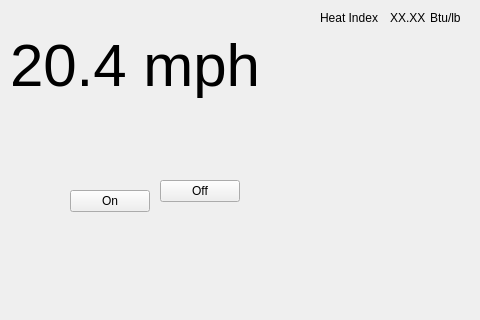
Above: mainwindow.ui from mjteter/wthrStatQt before the change. Below: the same form after it.
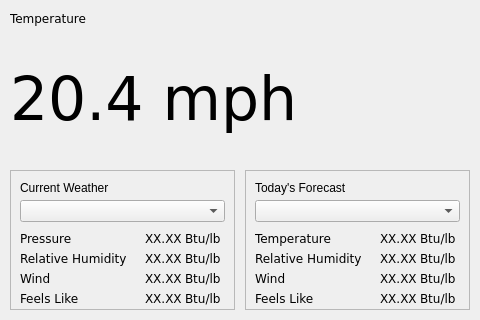
That is the form after the change. The open tabs and pages were chosen to show the change.

Commit message: 12/20/16, sloppy swipe functionality, restructured main page, radar up

Patch:
```diff
--- a/mainwindow.ui
+++ b/mainwindow.ui
@@ -22,6 +22,43 @@
     <height>320</height>
    </size>
   </property>
+  <property name="palette">
+   <palette>
+    <active>
+     <colorrole role="Light">
+      <brush brushstyle="SolidPattern">
+       <color alpha="255">
+        <red>0</red>
+        <green>0</green>
+        <blue>0</blue>
+       </color>
+      </brush>
+     </colorrole>
+    </active>
+    <inactive>
+     <colorrole role="Light">
+      <brush brushstyle="SolidPattern">
+       <color alpha="255">
+        <red>0</red>
+        <green>0</green>
+        <blue>0</blue>
+       </color>
+      </brush>
+     </colorrole>
+    </inactive>
+    <disabled>
+     <colorrole role="Light">
+      <brush brushstyle="SolidPattern">
+       <color alpha="255">
+        <red>0</red>
+        <green>0</green>
+        <blue>0</blue>
+       </color>
+      </brush>
+     </colorrole>
+    </disabled>
+   </palette>
+  </property>
   <property name="cursor">
    <cursorShape>BlankCursor</cursorShape>
   </property>
@@ -32,109 +69,816 @@
    <string notr="true"/>
   </property>
   <widget class="QWidget" name="centralWidget">
-   <widget class="QPushButton" name="btnOn">
+   <widget class="QStackedWidget" name="stkMain">
     <property name="geometry">
      <rect>
-      <x>70</x>
-      <y>190</y>
-      <width>80</width>
-      <height>22</height>
-     </rect>
-    </property>
-    <property name="text">
-     <string>On</string>
-    </property>
-   </widget>
-   <widget class="QPushButton" name="btnOff">
-    <property name="geometry">
-     <rect>
-      <x>160</x>
-      <y>180</y>
-      <width>80</width>
-      <height>22</height>
-     </rect>
-    </property>
-    <property name="text">
-     <string>Off</string>
-    </property>
-   </widget>
-   <widget class="QLabel" name="lblCurNm1">
-    <property name="geometry">
-     <rect>
-      <x>320</x>
-      <y>10</y>
-      <width>70</width>
-      <height>16</height>
+      <x>0</x>
+      <y>0</y>
+      <width>481</width>
+      <height>321</height>
      </rect>
     </property>
     <property name="minimumSize">
      <size>
-      <width>0</width>
+      <width>481</width>
       <height>0</height>
      </size>
     </property>
-    <property name="text">
-     <string>Heat Index</string>
-    </property>
-   </widget>
-   <widget class="QLabel" name="lblCurBig">
-    <property name="geometry">
-     <rect>
-      <x>10</x>
-      <y>10</y>
-      <width>300</width>
-      <height>110</height>
-     </rect>
-    </property>
-    <property name="font">
-     <font>
-      <pointsize>45</pointsize>
-     </font>
-    </property>
     <property name="cursor">
      <cursorShape>BlankCursor</cursorShape>
     </property>
     <property name="mouseTracking">
      <bool>false</bool>
     </property>
-    <property name="autoFillBackground">
-     <bool>false</bool>
-    </property>
-    <property name="styleSheet">
-     <string notr="true"/>
-    </property>
-    <property name="text">
-     <string>20.4 mph</string>
-    </property>
-    <property name="scaledContents">
-     <bool>true</bool>
-    </property>
-   </widget>
-   <widget class="QLabel" name="lblCurData1">
-    <property name="geometry">
-     <rect>
-      <x>390</x>
-      <y>10</y>
-      <width>40</width>
-      <height>16</height>
-     </rect>
-    </property>
-    <property name="text">
-     <string>XX.XX</string>
-    </property>
-   </widget>
-   <widget class="QLabel" name="lblCurUnit1">
-    <property name="geometry">
-     <rect>
-      <x>430</x>
-      <y>10</y>
-      <width>40</width>
-      <height>16</height>
-     </rect>
-    </property>
-    <property name="text">
-     <string>Btu/lb</string>
-    </property>
+    <widget class="QWidget" name="stkPgCur">
+     <widget class="QLabel" name="lblCurDataBig">
+      <property name="geometry">
+       <rect>
+        <x>10</x>
+        <y>39</y>
+        <width>300</width>
+        <height>121</height>
+       </rect>
+      </property>
+      <property name="font">
+       <font>
+        <family>DejaVu Sans</family>
+        <pointsize>45</pointsize>
+       </font>
+      </property>
+      <property name="cursor">
+       <cursorShape>BlankCursor</cursorShape>
+      </property>
+      <property name="mouseTracking">
+       <bool>false</bool>
+      </property>
+      <property name="autoFillBackground">
+       <bool>false</bool>
+      </property>
+      <property name="styleSheet">
+       <string notr="true"/>
+      </property>
+      <property name="text">
+       <string>20.4 mph</string>
+      </property>
+      <property name="scaledContents">
+       <bool>true</bool>
+      </property>
+     </widget>
+     <widget class="QFrame" name="frame">
+      <property name="geometry">
+       <rect>
+        <x>245</x>
+        <y>170</y>
+        <width>225</width>
+        <height>140</height>
+       </rect>
+      </property>
+      <property name="frameShape">
+       <enum>QFrame::StyledPanel</enum>
+      </property>
+      <property name="frameShadow">
+       <enum>QFrame::Raised</enum>
+      </property>
+      <widget class="QComboBox" name="cbxForDataStat">
+       <property name="geometry">
+        <rect>
+         <x>10</x>
+         <y>30</y>
+         <width>205</width>
+         <height>22</height>
+        </rect>
+       </property>
+       <property name="cursor">
+        <cursorShape>BlankCursor</cursorShape>
+       </property>
+       <property name="currentText">
+        <string/>
+       </property>
+      </widget>
+      <widget class="QLabel" name="label_8">
+       <property name="geometry">
+        <rect>
+         <x>10</x>
+         <y>10</y>
+         <width>121</width>
+         <height>16</height>
+        </rect>
+       </property>
+       <property name="text">
+        <string>Today's Forecast</string>
+       </property>
+      </widget>
+      <widget class="QLabel" name="lblCurNm1_2">
+       <property name="geometry">
+        <rect>
+         <x>10</x>
+         <y>60</y>
+         <width>125</width>
+         <height>16</height>
+        </rect>
+       </property>
+       <property name="minimumSize">
+        <size>
+         <width>0</width>
+         <height>0</height>
+        </size>
+       </property>
+       <property name="font">
+        <font>
+         <family>DejaVu Sans</family>
+        </font>
+       </property>
+       <property name="cursor">
+        <cursorShape>BlankCursor</cursorShape>
+       </property>
+       <property name="text">
+        <string>Temperature</string>
+       </property>
+      </widget>
+      <widget class="QLabel" name="lblCurNm1_3">
+       <property name="geometry">
+        <rect>
+         <x>10</x>
+         <y>80</y>
+         <width>125</width>
+         <height>16</height>
+        </rect>
+       </property>
+       <property name="minimumSize">
+        <size>
+         <width>0</width>
+         <height>0</height>
+        </size>
+       </property>
+       <property name="font">
+        <font>
+         <family>DejaVu Sans</family>
+        </font>
+       </property>
+       <property name="cursor">
+        <cursorShape>BlankCursor</cursorShape>
+       </property>
+       <property name="text">
+        <string>Relative Humidity</string>
+       </property>
+      </widget>
+      <widget class="QLabel" name="lblCurNm1_4">
+       <property name="geometry">
+        <rect>
+         <x>10</x>
+         <y>100</y>
+         <width>125</width>
+         <height>16</height>
+        </rect>
+       </property>
+       <property name="minimumSize">
+        <size>
+         <width>0</width>
+         <height>0</height>
+        </size>
+       </property>
+       <property name="font">
+        <font>
+         <family>DejaVu Sans</family>
+        </font>
+       </property>
+       <property name="cursor">
+        <cursorShape>BlankCursor</cursorShape>
+       </property>
+       <property name="text">
+        <string>Wind</string>
+       </property>
+      </widget>
+      <widget class="QLabel" name="lblCurNm1_5">
+       <property name="geometry">
+        <rect>
+         <x>10</x>
+         <y>120</y>
+         <width>125</width>
+         <height>16</height>
+        </rect>
+       </property>
+       <property name="minimumSize">
+        <size>
+         <width>0</width>
+         <height>0</height>
+        </size>
+       </property>
+       <property name="font">
+        <font>
+         <family>DejaVu Sans</family>
+        </font>
+       </property>
+       <property name="cursor">
+        <cursorShape>BlankCursor</cursorShape>
+       </property>
+       <property name="text">
+        <string>Feels Like</string>
+       </property>
+      </widget>
+      <widget class="QLabel" name="lblCurUnit1_5">
+       <property name="geometry">
+        <rect>
+         <x>175</x>
+         <y>60</y>
+         <width>40</width>
+         <height>16</height>
+        </rect>
+       </property>
+       <property name="font">
+        <font>
+         <family>DejaVu Sans</family>
+        </font>
+       </property>
+       <property name="cursor">
+        <cursorShape>BlankCursor</cursorShape>
+       </property>
+       <property name="text">
+        <string>Btu/lb</string>
+       </property>
+      </widget>
+      <widget class="QLabel" name="lblCurUnit1_6">
+       <property name="geometry">
+        <rect>
+         <x>175</x>
+         <y>100</y>
+         <width>40</width>
+         <height>16</height>
+        </rect>
+       </property>
+       <property name="font">
+        <font>
+         <family>DejaVu Sans</family>
+        </font>
+       </property>
+       <property name="cursor">
+        <cursorShape>BlankCursor</cursorShape>
+       </property>
+       <property name="text">
+        <string>Btu/lb</string>
+       </property>
+      </widget>
+      <widget class="QLabel" name="lblCurData1_5">
+       <property name="geometry">
+        <rect>
+         <x>135</x>
+         <y>100</y>
+         <width>40</width>
+         <height>16</height>
+        </rect>
+       </property>
+       <property name="font">
+        <font>
+         <family>DejaVu Sans</family>
+        </font>
+       </property>
+       <property name="cursor">
+        <cursorShape>BlankCursor</cursorShape>
+       </property>
+       <property name="text">
+        <string>XX.XX</string>
+       </property>
+      </widget>
+      <widget class="QLabel" name="lblCurUnit1_7">
+       <property name="geometry">
+        <rect>
+         <x>175</x>
+         <y>120</y>
+         <width>40</width>
+         <height>16</height>
+        </rect>
+       </property>
+       <property name="font">
+        <font>
+         <family>DejaVu Sans</family>
+        </font>
+       </property>
+       <property name="cursor">
+        <cursorShape>BlankCursor</cursorShape>
+       </property>
+       <property name="text">
+        <string>Btu/lb</string>
+       </property>
+      </widget>
+      <widget class="QLabel" name="lblCurUnit1_8">
+       <property name="geometry">
+        <rect>
+         <x>175</x>
+         <y>80</y>
+         <width>40</width>
+         <height>16</height>
+        </rect>
+       </property>
+       <property name="font">
+        <font>
+         <family>DejaVu Sans</family>
+        </font>
+       </property>
+       <property name="cursor">
+        <cursorShape>BlankCursor</cursorShape>
+       </property>
+       <property name="text">
+        <string>Btu/lb</string>
+       </property>
+      </widget>
+      <widget class="QLabel" name="lblCurData1_6">
+       <property name="geometry">
+        <rect>
+         <x>135</x>
+         <y>60</y>
+         <width>40</width>
+         <height>16</height>
+        </rect>
+       </property>
+       <property name="font">
+        <font>
+         <family>DejaVu Sans</family>
+        </font>
+       </property>
+       <property name="cursor">
+        <cursorShape>BlankCursor</cursorShape>
+       </property>
+       <property name="text">
+        <string>XX.XX</string>
+       </property>
+      </widget>
+      <widget class="QLabel" name="lblCurData1_7">
+       <property name="geometry">
+        <rect>
+         <x>135</x>
+         <y>120</y>
+         <width>40</width>
+         <height>16</height>
+        </rect>
+       </property>
+       <property name="font">
+        <font>
+         <family>DejaVu Sans</family>
+        </font>
+       </property>
+       <property name="cursor">
+        <cursorShape>BlankCursor</cursorShape>
+       </property>
+       <property name="text">
+        <string>XX.XX</string>
+       </property>
+      </widget>
+      <widget class="QLabel" name="lblCurData1_8">
+       <property name="geometry">
+        <rect>
+         <x>135</x>
+         <y>80</y>
+         <width>40</width>
+         <height>16</height>
+        </rect>
+       </property>
+       <property name="font">
+        <font>
+         <family>DejaVu Sans</family>
+        </font>
+       </property>
+       <property name="cursor">
+        <cursorShape>BlankCursor</cursorShape>
+       </property>
+       <property name="text">
+        <string>XX.XX</string>
+       </property>
+      </widget>
+     </widget>
+     <widget class="QFrame" name="frame_2">
+      <property name="geometry">
+       <rect>
+        <x>10</x>
+        <y>170</y>
+        <width>225</width>
+        <height>140</height>
+       </rect>
+      </property>
+      <property name="frameShape">
+       <enum>QFrame::StyledPanel</enum>
+      </property>
+      <property name="frameShadow">
+       <enum>QFrame::Raised</enum>
+      </property>
+      <widget class="QComboBox" name="cbxCurDataStat">
+       <property name="geometry">
+        <rect>
+         <x>10</x>
+         <y>30</y>
+         <width>205</width>
+         <height>22</height>
+        </rect>
+       </property>
+       <property name="cursor">
+        <cursorShape>BlankCursor</cursorShape>
+       </property>
+       <property name="currentText">
+        <string/>
+       </property>
+      </widget>
+      <widget class="QLabel" name="lblCurUnit1">
+       <property name="geometry">
+        <rect>
+         <x>175</x>
+         <y>60</y>
+         <width>40</width>
+         <height>16</height>
+        </rect>
+       </property>
+       <property name="font">
+        <font>
+         <family>DejaVu Sans</family>
+        </font>
+       </property>
+       <property name="cursor">
+        <cursorShape>BlankCursor</cursorShape>
+       </property>
+       <property name="text">
+        <string>Btu/lb</string>
+       </property>
+      </widget>
+      <widget class="QLabel" name="lblCurNm1">
+       <property name="geometry">
+        <rect>
+         <x>10</x>
+         <y>60</y>
+         <width>125</width>
+         <height>16</height>
+        </rect>
+       </property>
+       <property name="minimumSize">
+        <size>
+         <width>0</width>
+         <height>0</height>
+        </size>
+       </property>
+       <property name="font">
+        <font>
+         <family>DejaVu Sans</family>
+        </font>
+       </property>
+       <property name="cursor">
+        <cursorShape>BlankCursor</cursorShape>
+       </property>
+       <property name="text">
+        <string>Pressure</string>
+       </property>
+      </widget>
+      <widget class="QLabel" name="lblCurData1">
+       <property name="geometry">
+        <rect>
+         <x>135</x>
+         <y>60</y>
+         <width>40</width>
+         <height>16</height>
+        </rect>
+       </property>
+       <property name="font">
+        <font>
+         <family>DejaVu Sans</family>
+        </font>
+       </property>
+       <property name="cursor">
+        <cursorShape>BlankCursor</cursorShape>
+       </property>
+       <property name="text">
+        <string>XX.XX</string>
+       </property>
+      </widget>
+      <widget class="QLabel" name="lblCurNm1_6">
+       <property name="geometry">
+        <rect>
+         <x>10</x>
+         <y>80</y>
+         <width>125</width>
+         <height>16</height>
+        </rect>
+       </property>
+       <property name="minimumSize">
+        <size>
+         <width>0</width>
+         <height>0</height>
+        </size>
+       </property>
+       <property name="font">
+        <font>
+         <family>DejaVu Sans</family>
+        </font>
+       </property>
+       <property name="cursor">
+        <cursorShape>BlankCursor</cursorShape>
+       </property>
+       <property name="text">
+        <string>Relative Humidity</string>
+       </property>
+      </widget>
+      <widget class="QLabel" name="lblCurNm1_7">
+       <property name="geometry">
+        <rect>
+         <x>10</x>
+         <y>100</y>
+         <width>125</width>
+         <height>16</height>
+        </rect>
+       </property>
+       <property name="minimumSize">
+        <size>
+         <width>0</width>
+         <height>0</height>
+        </size>
+       </property>
+       <property name="font">
+        <font>
+         <family>DejaVu Sans</family>
+        </font>
+       </property>
+       <property name="cursor">
+        <cursorShape>BlankCursor</cursorShape>
+       </property>
+       <property name="text">
+        <string>Wind</string>
+       </property>
+      </widget>
+      <widget class="QLabel" name="lblCurNm1_8">
+       <property name="geometry">
+        <rect>
+         <x>10</x>
+         <y>120</y>
+         <width>125</width>
+         <height>16</height>
+        </rect>
+       </property>
+       <property name="minimumSize">
+        <size>
+         <width>0</width>
+         <height>0</height>
+        </size>
+       </property>
+       <property name="font">
+        <font>
+         <family>DejaVu Sans</family>
+        </font>
+       </property>
+       <property name="cursor">
+        <cursorShape>BlankCursor</cursorShape>
+       </property>
+       <property name="text">
+        <string>Feels Like</string>
+       </property>
+      </widget>
+      <widget class="QLabel" name="lblCurUnit1_2">
+       <property name="geometry">
+        <rect>
+         <x>175</x>
+         <y>80</y>
+         <width>40</width>
+         <height>16</height>
+        </rect>
+       </property>
+       <property name="font">
+        <font>
+         <family>DejaVu Sans</family>
+        </font>
+       </property>
+       <property name="cursor">
+        <cursorShape>BlankCursor</cursorShape>
+       </property>
+       <property name="text">
+        <string>Btu/lb</string>
+       </property>
+      </widget>
+      <widget class="QLabel" name="lblCurData1_2">
+       <property name="geometry">
+        <rect>
+         <x>135</x>
+         <y>80</y>
+         <width>40</width>
+         <height>16</height>
+        </rect>
+       </property>
+       <property name="font">
+        <font>
+         <family>DejaVu Sans</family>
+        </font>
+       </property>
+       <property name="cursor">
+        <cursorShape>BlankCursor</cursorShape>
+       </property>
+       <property name="text">
+        <string>XX.XX</string>
+       </property>
+      </widget>
+      <widget class="QLabel" name="lblCurUnit1_3">
+       <property name="geometry">
+        <rect>
+         <x>175</x>
+         <y>100</y>
+         <width>40</width>
+         <height>16</height>
+        </rect>
+       </property>
+       <property name="font">
+        <font>
+         <family>DejaVu Sans</family>
+        </font>
+       </property>
+       <property name="cursor">
+        <cursorShape>BlankCursor</cursorShape>
+       </property>
+       <property name="text">
+        <string>Btu/lb</string>
+       </property>
+      </widget>
+      <widget class="QLabel" name="lblCurData1_3">
+       <property name="geometry">
+        <rect>
+         <x>135</x>
+         <y>100</y>
+         <width>40</width>
+         <height>16</height>
+        </rect>
+       </property>
+       <property name="font">
+        <font>
+         <family>DejaVu Sans</family>
+        </font>
+       </property>
+       <property name="cursor">
+        <cursorShape>BlankCursor</cursorShape>
+       </property>
+       <property name="text">
+        <string>XX.XX</string>
+       </property>
+      </widget>
+      <widget class="QLabel" name="lblCurUnit1_4">
+       <property name="geometry">
+        <rect>
+         <x>175</x>
+         <y>120</y>
+         <width>40</width>
+         <height>16</height>
+        </rect>
+       </property>
+       <property name="font">
+        <font>
+         <family>DejaVu Sans</family>
+        </font>
+       </property>
+       <property name="cursor">
+        <cursorShape>BlankCursor</cursorShape>
+       </property>
+       <property name="text">
+        <string>Btu/lb</string>
+       </property>
+      </widget>
+      <widget class="QLabel" name="lblCurData1_4">
+       <property name="geometry">
+        <rect>
+         <x>135</x>
+         <y>120</y>
+         <width>40</width>
+         <height>16</height>
+        </rect>
+       </property>
+       <property name="font">
+        <font>
+         <family>DejaVu Sans</family>
+        </font>
+       </property>
+       <property name="cursor">
+        <cursorShape>BlankCursor</cursorShape>
+       </property>
+       <property name="text">
+        <string>XX.XX</string>
+       </property>
+      </widget>
+      <widget class="QLabel" name="label_9">
+       <property name="geometry">
+        <rect>
+         <x>10</x>
+         <y>10</y>
+         <width>121</width>
+         <height>16</height>
+        </rect>
+       </property>
+       <property name="text">
+        <string>Current Weather</string>
+       </property>
+      </widget>
+     </widget>
+     <widget class="QLabel" name="lblWthrIcon">
+      <property name="geometry">
+       <rect>
+        <x>320</x>
+        <y>10</y>
+        <width>150</width>
+        <height>150</height>
+       </rect>
+      </property>
+      <property name="text">
+       <string/>
+      </property>
+     </widget>
+     <widget class="QLabel" name="lblCurNmBig">
+      <property name="geometry">
+       <rect>
+        <x>10</x>
+        <y>10</y>
+        <width>125</width>
+        <height>16</height>
+       </rect>
+      </property>
+      <property name="minimumSize">
+       <size>
+        <width>0</width>
+        <height>0</height>
+       </size>
+      </property>
+      <property name="font">
+       <font>
+        <family>DejaVu Sans</family>
+       </font>
+      </property>
+      <property name="cursor">
+       <cursorShape>BlankCursor</cursorShape>
+      </property>
+      <property name="text">
+       <string>Temperature</string>
+      </property>
+      <property name="textFormat">
+       <enum>Qt::AutoText</enum>
+      </property>
+     </widget>
+     <zorder>frame_2</zorder>
+     <zorder>frame</zorder>
+     <zorder>lblCurDataBig</zorder>
+     <zorder>lblWthrIcon</zorder>
+     <zorder>lblCurNmBig</zorder>
+    </widget>
+    <widget class="QWidget" name="stkPgFor">
+     <widget class="QLabel" name="label">
+      <property name="geometry">
+       <rect>
+        <x>130</x>
+        <y>80</y>
+        <width>59</width>
+        <height>14</height>
+       </rect>
+      </property>
+      <property name="text">
+       <string>Forecast</string>
+      </property>
+     </widget>
+    </widget>
+    <widget class="QWidget" name="stkPgRdr">
+     <widget class="QLabel" name="label_2">
+      <property name="geometry">
+       <rect>
+        <x>380</x>
+        <y>220</y>
+        <width>59</width>
+        <height>14</height>
+       </rect>
+      </property>
+      <property name="text">
+       <string>Radar</string>
+      </property>
+     </widget>
+     <widget class="QLabel" name="lblRdrImg">
+      <property name="geometry">
+       <rect>
+        <x>10</x>
+        <y>10</y>
+        <width>300</width>
+        <height>300</height>
+       </rect>
+      </property>
+      <property name="text">
+       <string/>
+      </property>
+     </widget>
+     <zorder>lblRdrImg</zorder>
+     <zorder>label_2</zorder>
+    </widget>
+    <widget class="QWidget" name="stkPgStg">
+     <property name="cursor">
+      <cursorShape>BlankCursor</cursorShape>
+     </property>
+     <widget class="QLabel" name="label_3">
+      <property name="geometry">
+       <rect>
+        <x>110</x>
+        <y>200</y>
+        <width>59</width>
+        <height>14</height>
+       </rect>
+      </property>
+      <property name="text">
+       <string>Settings</string>
+      </property>
+     </widget>
+    </widget>
    </widget>
   </widget>
  </widget>
```
Left out of the diff: 10 changed lines with no effect on the pictures. The commit also changes 48 other files.
